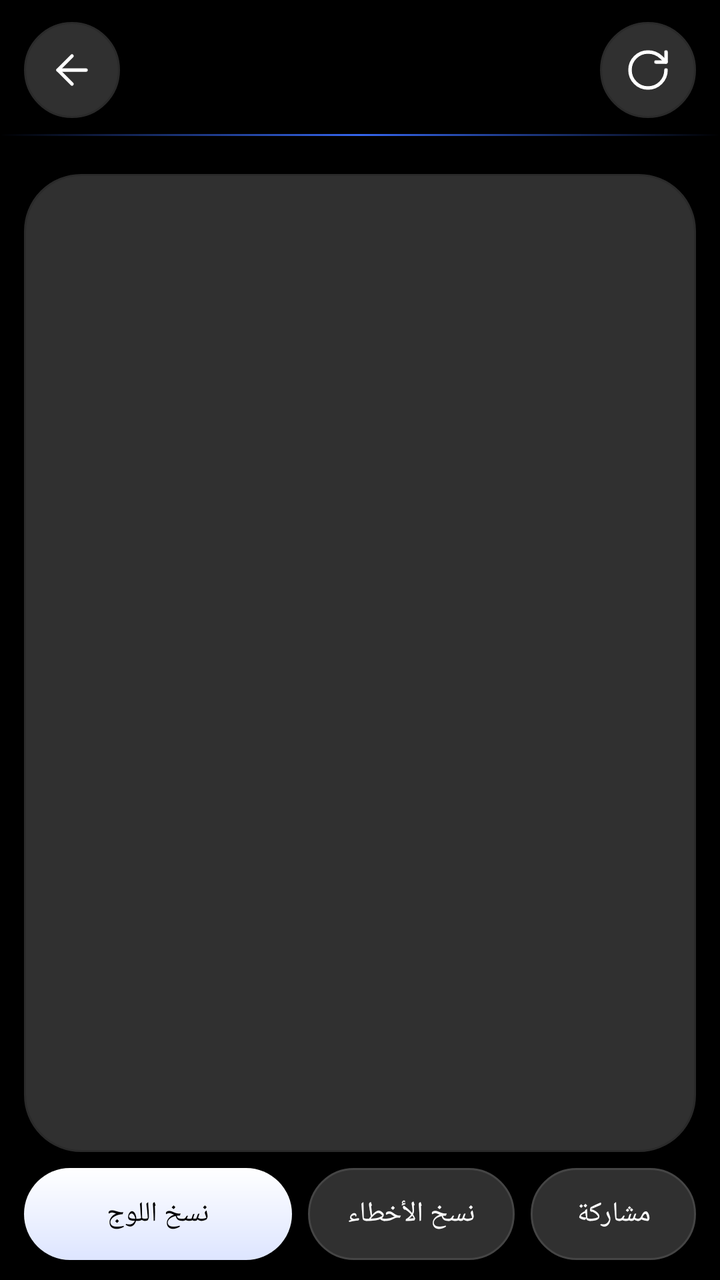
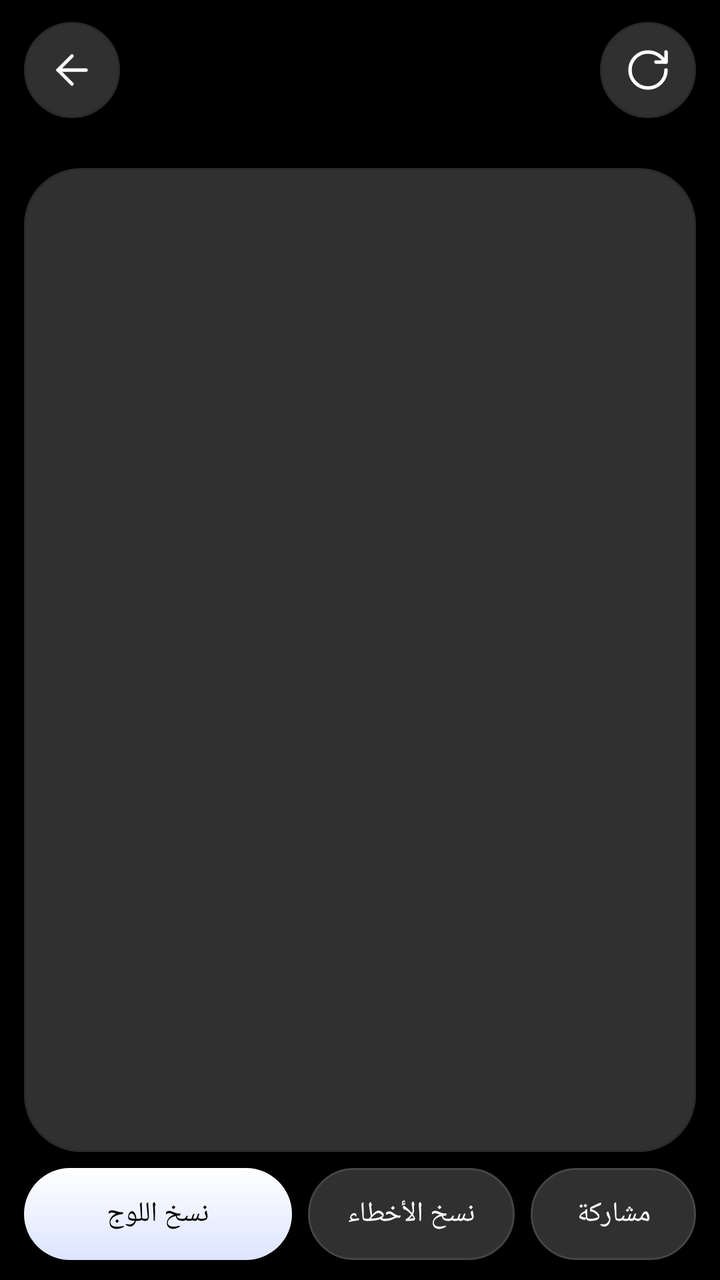

An Android layout rendered at two revisions. The XML below is the earlier revision; the diff shows what the commit changed to produce the second picture.
<!-- AndroidManifest.xml: application theme AppTheme -->
<!-- res/layout/activity_log.xml -->
<?xml version="1.0" encoding="utf-8"?>
<LinearLayout xmlns:android="http://schemas.android.com/apk/res/android"
    android:layout_width="match_parent"
    android:layout_height="match_parent"
    android:background="@color/bg"
    android:orientation="vertical">

    <include layout="@layout/view_header" />

    <ProgressBar
        android:id="@+id/loading"
        style="?android:attr/progressBarStyleHorizontal"
        android:layout_width="match_parent"
        android:layout_height="3dp"
        android:indeterminate="true"
        android:visibility="invisible" />

    <HorizontalScrollView
        android:id="@+id/filterScroll"
        android:layout_width="match_parent"
        android:layout_height="wrap_content"
        android:paddingStart="16dp"
        android:paddingTop="8dp"
        android:paddingEnd="16dp"
        android:paddingBottom="8dp"
        android:scrollbars="none">

        <LinearLayout
            android:id="@+id/chipRow"
            android:layout_width="wrap_content"
            android:layout_height="wrap_content"
            android:orientation="horizontal" />
    </HorizontalScrollView>

    <FrameLayout
        android:layout_width="match_parent"
        android:layout_height="0dp"
        android:layout_marginStart="12dp"
        android:layout_marginEnd="12dp"
        android:layout_marginBottom="8dp"
        android:layout_weight="1"
        android:background="@drawable/bg_card">

        
        <ListView
            android:id="@+id/list"
            android:layout_width="match_parent"
            android:layout_height="match_parent"
            android:cacheColorHint="@android:color/transparent"
            android:clipToPadding="false"
            android:divider="@null"
            android:dividerHeight="0dp"
            android:fastScrollEnabled="true"
            android:overScrollMode="ifContentScrolls"
            android:paddingTop="12dp"
            android:paddingBottom="12dp"
            android:scrollbarStyle="outsideOverlay"
            android:visibility="gone" />

        <TextView
            android:id="@+id/text"
            android:layout_width="match_parent"
            android:layout_height="match_parent"
            android:gravity="center"
            android:padding="24dp"
            android:textColor="@color/text_secondary"
            android:textSize="14sp" />
    </FrameLayout>

    <LinearLayout
        android:layout_width="match_parent"
        android:layout_height="wrap_content"
        android:orientation="horizontal"
        android:paddingStart="12dp"
        android:paddingEnd="12dp"
        android:paddingBottom="10dp">

        <Button
            android:id="@+id/btnCopyAll"
            style="@style/BtnPrimary"
            android:layout_width="0dp"
            android:layout_height="wrap_content"
            android:layout_marginEnd="4dp"
            android:layout_weight="1.3"
            android:minHeight="46dp"
            android:text="@string/lg_copy_all"
            android:textSize="14sp" />

        <Button
            android:id="@+id/btnCopyErr"
            style="@style/BtnSecondary"
            android:layout_width="0dp"
            android:layout_height="wrap_content"
            android:layout_marginStart="4dp"
            android:layout_marginEnd="4dp"
            android:layout_weight="1"
            android:minHeight="46dp"
            android:text="@string/lg_copy_errors"
            android:textSize="14sp" />

        <Button
            android:id="@+id/btnShare"
            style="@style/BtnSecondary"
            android:layout_width="0dp"
            android:layout_height="wrap_content"
            android:layout_marginStart="4dp"
            android:layout_weight="0.8"
            android:minHeight="46dp"
            android:text="@string/lg_share"
            android:textSize="14sp" />
    </LinearLayout>
</LinearLayout>
<!-- res/layout/view_header.xml (included above) -->
<?xml version="1.0" encoding="utf-8"?>
<LinearLayout xmlns:android="http://schemas.android.com/apk/res/android"
    xmlns:app="http://schemas.android.com/apk/res-auto"
    android:layout_width="match_parent"
    android:layout_height="wrap_content"
    android:background="@drawable/bg_header"
    android:gravity="center_vertical"
    android:minHeight="68dp"
    android:orientation="horizontal"
    android:paddingStart="12dp"
    android:paddingTop="10dp"
    android:paddingEnd="12dp"
    android:paddingBottom="8dp">

    <ImageButton
        android:id="@+id/btnBack"
        style="@style/IconButton"
        android:contentDescription="@string/back"
        android:src="@drawable/ic_back" />

    <LinearLayout
        android:layout_width="0dp"
        android:layout_height="wrap_content"
        android:layout_weight="1"
        android:gravity="center_horizontal"
        android:orientation="vertical"
        android:paddingStart="8dp"
        android:paddingEnd="8dp">

        <TextView
            android:id="@+id/title"
            android:layout_width="match_parent"
            android:layout_height="wrap_content"
            android:ellipsize="end"
            android:fontFamily="serif"
            android:gravity="center"
            android:maxLines="1"
            android:textColor="@color/text_primary"
            android:textSize="20sp"
            app:autoSizeMaxTextSize="20sp"
            app:autoSizeMinTextSize="14sp"
            app:autoSizeStepGranularity="1sp"
            app:autoSizeTextType="uniform" />

        <TextView
            android:id="@+id/subtitle"
            android:layout_width="match_parent"
            android:layout_height="wrap_content"
            android:layout_marginTop="1dp"
            android:ellipsize="middle"
            android:gravity="center"
            android:singleLine="true"
            android:textColor="@color/text_secondary"
            android:textSize="12sp" />
    </LinearLayout>

    <ImageButton
        android:id="@+id/btnA1"
        style="@style/IconButton"
        android:layout_marginEnd="6dp"
        android:visibility="gone" />

    <ImageButton
        android:id="@+id/btnA2"
        style="@style/IconButton"
        android:layout_marginEnd="6dp"
        android:visibility="gone" />

    <ImageButton
        android:id="@+id/btnRefresh"
        style="@style/IconButton"
        android:contentDescription="@string/refresh"
        android:src="@drawable/ic_refresh" />
</LinearLayout>
<!-- resources referenced by this layout -->
<resources>
  <color name="bg">#000000</color>
  <color name="text_primary">#FFFFFF</color>
  <color name="text_secondary">#B4B4B4</color>
  <!-- drawable bg_card (drawable) -->
  <?xml version="1.0" encoding="utf-8"?>
  <shape xmlns:android="http://schemas.android.com/apk/res/android" android:shape="rectangle">
      <solid android:color="@color/surface" />
      <stroke android:width="1dp" android:color="@color/stroke_soft" />
      <corners android:radius="28dp" />
  </shape>
  <!-- drawable bg_header (drawable) -->
  <?xml version="1.0" encoding="utf-8"?>
  <layer-list xmlns:android="http://schemas.android.com/apk/res/android">
      <item>
          <shape android:shape="rectangle">
              <solid android:color="@color/bg" />
          </shape>
      </item>
      <item
          android:height="1dp"
          android:gravity="bottom">
          <shape android:shape="rectangle">
              <gradient
                  android:angle="0"
                  android:centerColor="@color/accent"
                  android:endColor="#00000000"
                  android:startColor="#00000000" />
          </shape>
      </item>
  </layer-list>
  <string name="back">رجوع</string>
  <string name="lg_copy_all">نسخ اللوج</string>
  <string name="lg_copy_errors">نسخ الأخطاء</string>
  <string name="lg_share">مشاركة</string>
  <string name="refresh">تحديث</string>
  <style name="IconButton">
          <item name="android:layout_width">48dp</item>
          <item name="android:layout_height">48dp</item>
          <item name="android:background">@drawable/bg_icon_btn</item>
          <item name="android:tint">@color/text_primary</item>
          <item name="android:scaleType">center</item>
      </style>
  <color name="surface">#303030</color>
  <color name="stroke_soft">#2A2A2A</color>
  <color name="accent">#3566EF</color>
  <color name="on_accent">#000000</color>
  <!-- drawable btn_secondary (drawable) -->
  <?xml version="1.0" encoding="utf-8"?>
  <ripple xmlns:android="http://schemas.android.com/apk/res/android" android:color="@color/ripple">
      <item>
          <shape android:shape="rectangle">
              <solid android:color="@color/surface" />
              <stroke android:width="1dp" android:color="@color/stroke" />
              <corners android:radius="100dp" />
          </shape>
      </item>
  </ripple>
  <!-- drawable bg_icon_btn (drawable) -->
  <?xml version="1.0" encoding="utf-8"?>
  <ripple xmlns:android="http://schemas.android.com/apk/res/android" android:color="@color/ripple">
      <item>
          <shape android:shape="oval">
              <solid android:color="@color/surface" />
              <stroke android:width="1dp" android:color="@color/stroke_soft" />
          </shape>
      </item>
  </ripple>
  <color name="accent_text">#8EA9FF</color>
  <color name="text_hint">#8E8E8E</color>
  <style name="ActivityAnim" parent="@android:style/Animation.Activity">
          <item name="android:activityOpenEnterAnimation">@anim/act_open_enter</item>
          <item name="android:activityOpenExitAnimation">@anim/act_open_exit</item>
          <item name="android:activityCloseEnterAnimation">@anim/act_close_enter</item>
          <item name="android:activityCloseExitAnimation">@anim/act_close_exit</item>
      </style>
  <color name="ripple_on_accent">#22000000</color>
  <color name="ripple">#22FFFFFF</color>
  <color name="stroke">#454545</color>
  <style name="DialogAnim" parent="@android:style/Animation.Dialog">
          <item name="android:windowEnterAnimation">@anim/dlg_in</item>
          <item name="android:windowExitAnimation">@anim/dlg_out</item>
      </style>
  <!-- unchanged entries left out for length: 8 -->
</resources>

<!-- the commit's change to res/layout/activity_log.xml (unified diff, before → after) -->
@@ -6,14 +6,6 @@
     android:orientation="vertical">
 
     <include layout="@layout/view_header" />
-
-    <ProgressBar
-        android:id="@+id/loading"
-        style="?android:attr/progressBarStyleHorizontal"
-        android:layout_width="match_parent"
-        android:layout_height="3dp"
-        android:indeterminate="true"
-        android:visibility="invisible" />
 
     <HorizontalScrollView
         android:id="@+id/filterScroll"
@@ -179,9 +171,21 @@
         android:layout_marginEnd="6dp"
         android:visibility="gone" />
 
-    <ImageButton
-        android:id="@+id/btnRefresh"
-        style="@style/IconButton"
-        android:contentDescription="@string/refresh"
-        android:src="@drawable/ic_refresh" />
+    <FrameLayout
+        android:layout_width="wrap_content"
+        android:layout_height="wrap_content">
+
+        <ImageButton
+            android:id="@+id/btnRefresh"
+            style="@style/IconButton"
+            android:contentDescription="@string/refresh"
+            android:src="@drawable/ic_refresh" />
+
+        
+        <com.ghmanager.app.IosSpinner
+            android:id="@+id/loading"
+            android:layout_width="48dp"
+            android:layout_height="48dp"
+            android:visibility="invisible" />
+    </FrameLayout>
 </LinearLayout>
<!-- resource entries referenced after the edit -->
@@ -12,24 +12,9 @@
   </shape>
   <!-- drawable bg_header (drawable) -->
   <?xml version="1.0" encoding="utf-8"?>
-  <layer-list xmlns:android="http://schemas.android.com/apk/res/android">
-      <item>
-          <shape android:shape="rectangle">
-              <solid android:color="@color/bg" />
-          </shape>
-      </item>
-      <item
-          android:height="1dp"
-          android:gravity="bottom">
-          <shape android:shape="rectangle">
-              <gradient
-                  android:angle="0"
-                  android:centerColor="@color/accent"
-                  android:endColor="#00000000"
-                  android:startColor="#00000000" />
-          </shape>
-      </item>
-  </layer-list>
+  <shape xmlns:android="http://schemas.android.com/apk/res/android" android:shape="rectangle">
+      <solid android:color="@color/bg" />
+  </shape>
   <string name="back">رجوع</string>
   <string name="lg_copy_all">نسخ اللوج</string>
   <string name="lg_copy_errors">نسخ الأخطاء</string>
